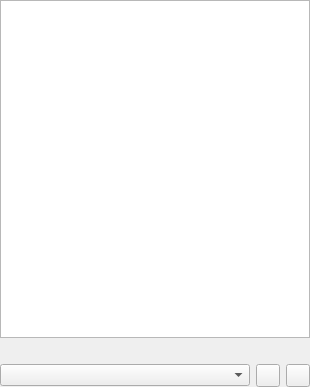
Before: the Qt Designer form streams/streamspage.ui in polpo/cantata-mac, drawn with Qt 5.
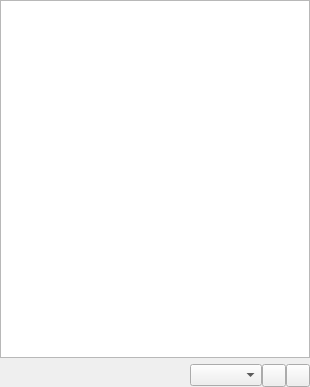
After: the same form once the commit is applied. Custom widgets are drawn as their Qt base class.

Commit message: Reduce spacing of icons at bottom of window

What changed in the file:
```diff
--- a/streams/streamspage.ui
+++ b/streams/streamspage.ui
@@ -13,14 +13,22 @@
   <property name="windowTitle">
    <string>Form</string>
   </property>
-  <layout class="QGridLayout" name="gridLayout">
+  <layout class="QVBoxLayout" name="vlayout">
    <property name="margin">
     <number>0</number>
    </property>
-   <item row="0" column="0" colspan="3">
+   <item>
     <widget class="ItemView" name="view"/>
    </item>
-   <item row="1" column="0" colspan="3">
+   <item>
+    <layout class="QHBoxLayout" name="hlayout">
+     <property name="margin">
+      <number>0</number>
+     </property>
+     <property name="spacing">
+      <number>0</number>
+     </property>
+     <item>
     <layout class="QHBoxLayout" name="horizontalLayout">
      <item>
       <widget class="QLabel" name="infoIcon"/>
@@ -37,14 +45,16 @@
      </item>
     </layout>
    </item>
-   <item row="2" column="0">
+     <item>
     <widget class="GenreCombo" name="genreCombo"/>
    </item>
-   <item row="2" column="1">
+     <item>
     <widget class="MenuButton" name="menuButton"/>
    </item>
-   <item row="2" column="2">
+     <item>
     <widget class="ToolButton" name="replacePlayQueue"/>
+     </item>
+    </layout>
    </item>
   </layout>
  </widget>
```
Lines whose indentation alone changed are shown as unchanged. The commit also changes 10 other files.
